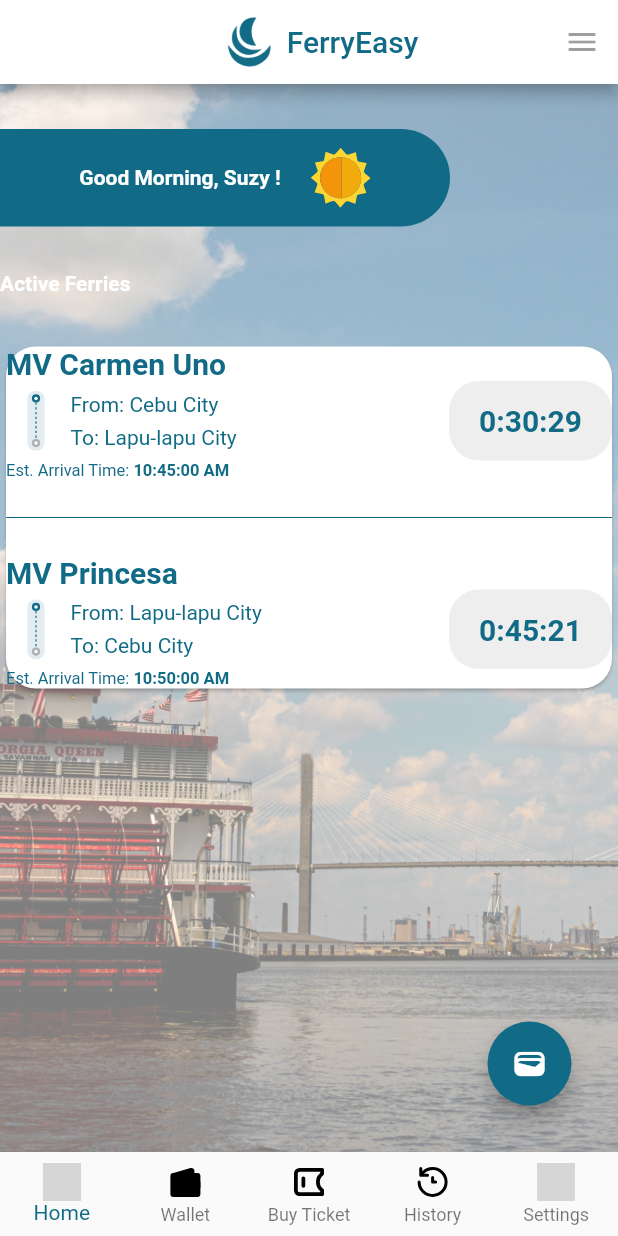
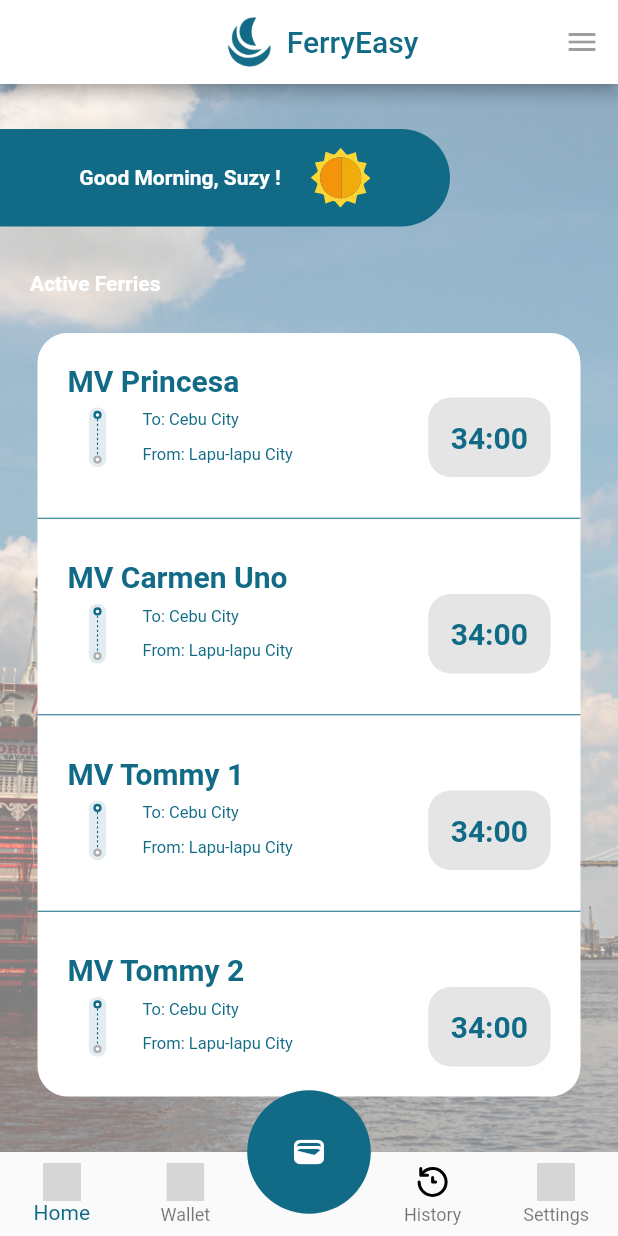
Before and after one commit to reynerbering/ferry_easy_v1_with_router, a Flutter app: the Dashboard screen opened by its route, on a phone screen of 412 x 824 dp. Run offline on Flutter 3.47's test engine with Material 2 defaults, Android fonts, the phone set to English and light mode, and no system bars; our stand-ins replace flutter_native_splash, flutter_svg; Roboto replaces fonts that are missing (Montserrat); grey boxes are pictures that could not be loaded.

Commit message:
refactored navbar, created new dash widgets

```diff
--- a/lib/presentation/screens/dashboard.dart
+++ b/lib/presentation/screens/dashboard.dart
@@ -1,7 +1,9 @@
 import 'package:ferry_easy/src/shared/app_colors.dart';
 import 'package:ferry_easy/src/shared/ui_helpers.dart';
 import 'package:ferry_easy/src/widgets/ferry_easy_background_image.dart';
+import 'package:ferry_easy/src/widgets/ferry_easy_dashboard_divider.dart';
 import 'package:ferry_easy/src/widgets/ferry_easy_greeting_banner.dart';
+import 'package:ferry_easy/src/widgets/ferry_easy_ship_details.dart';
 import 'package:ferry_easy/src/widgets/ferry_easy_text.dart';
 import 'package:flutter_svg/svg.dart';
 
@@ -29,6 +31,7 @@
       opacity: 0.5,
       assetImage: const AssetImage('assets/images/ferryboat.jpg'),
       bgChild: Scaffold(
+        floatingActionButtonLocation: FloatingActionButtonLocation.centerDocked,
         appBar: const PreferredSize(
           preferredSize: Size.fromHeight(kToolbarHeight),
           child: FEAppBar(
@@ -36,55 +39,58 @@
             logo: 'assets/images/ferryeasy-logo-03.png',
           ),
         ),
-        body: Column(
+        body: SingleChildScrollView(
+          physics: const BouncingScrollPhysics(),
+          child: Column(
             crossAxisAlignment: CrossAxisAlignment.start,
             children: [
               verticalSpaceMedium,
               const FEGreetingBanner(name: 'Suzy'),
               verticalSpaceMedium,
-            const FEText.dashTextTitle('Active Ferries'),
-            verticalSpaceMedium,
-            Card(
-              shape: RoundedRectangleBorder(
+              Row(
+                children: const [
+                  horizontalSpaceRegular,
+                  FEText.dashTextTitle('Active Ferries'),
+                ],
+              ),
+              Container(
+                margin: const EdgeInsets.all(25.0),
+                decoration: BoxDecoration(
+                  color: Colors.white,
                   borderRadius: BorderRadius.circular(20.0),
                 ),
                 child: Column(
-                crossAxisAlignment: CrossAxisAlignment.start,
                   children: const [
-                  ShipNameWidget(
-                    shipName: 'MV Carmen Uno',
+                    FEShipDetails(
+                      shipName: 'Princesa',
                     ),
-                  DestinationWidget(
-                    firstLocation: 'From: Cebu City',
-                    secondLocation: 'To: Lapu-lapu City',
-                    countdownTimer: '0:30:29',
+                    FEDivider(),
+                    FEShipDetails(
+                      shipName: 'Carmen Uno',
                     ),
-                  EtaWidget(
-                    estTimeArrival: '10:45:00',
+                    FEDivider(),
+                    FEShipDetails(
+                      shipName: 'Tommy 1',
                     ),
-                  Divider(
-                    color: kcPrimaryColor,
-                    height: 50,
-                  ),
-                  ShipNameWidget(
-                    shipName: 'MV Princesa',
-                  ),
-                  DestinationWidget(
-                    firstLocation: 'From: Lapu-lapu City',
-                    secondLocation: 'To: Cebu City',
-                    countdownTimer: '0:45:21',
-                  ),
-                  EtaWidget(
-                    estTimeArrival: '10:50:00',
+                    FEDivider(),
+                    FEShipDetails(
+                      shipName: 'Tommy 2',
                     ),
                   ],
                 ),
               ),
             ],
           ),
-        bottomNavigationBar: BottomNavigationBar(
+        ),
+        bottomNavigationBar: BottomAppBar(
+          elevation: 0,
+          clipBehavior: Clip.antiAlias,
+          child: BottomNavigationBar(
             type: BottomNavigationBarType.fixed,
             showUnselectedLabels: true,
+            currentIndex: _selectedIndex,
+            selectedItemColor: kcPrimaryColor,
+            onTap: _onItemTapped,
             items: <BottomNavigationBarItem>[
               BottomNavigationBarItem(
                 icon: SvgPicture.asset(
@@ -97,21 +103,16 @@
               ),
               BottomNavigationBarItem(
                 icon: SvgPicture.asset(
-                'assets/icons/wallet-outline.svg',
+                  'assets/icons/wallet-filled.svg',
                   height: 25,
                   width: 25,
                   fit: BoxFit.scaleDown,
                 ),
                 label: 'Wallet',
               ),
-            BottomNavigationBarItem(
-              icon: SvgPicture.asset(
-                'assets/icons/ticket-outline.svg',
-                height: 25,
-                width: 25,
-                fit: BoxFit.scaleDown,
-              ),
-              label: 'Buy Ticket',
+              const BottomNavigationBarItem(
+                icon: Icon(Icons.add, color: Colors.transparent),
+                label: '',
               ),
               BottomNavigationBarItem(
                 icon: SvgPicture.asset(
@@ -132,155 +133,10 @@
                 label: 'Settings',
               ),
             ],
-          currentIndex: _selectedIndex,
-          selectedItemColor: kcPrimaryColor,
-          onTap: _onItemTapped,
-        ),
-        floatingActionButton: Padding(
-          padding: const EdgeInsets.all(15.0),
-          child: FloatingActionButton(
-            backgroundColor: kcPrimaryColor,
-            splashColor: Colors.white,
-            tooltip: 'My Wallet',
-            onPressed: () {},
-            child: const Icon(Icons.wallet),
           ),
         ),
+        floatingActionButton: const FECustomFAB(),
       ),
     );
   }
 }
-
-// ! Ship Name Title widget
-// todo: parse name to actual name e.g. {$shipName}
-class ShipNameWidget extends StatelessWidget {
-  final String shipName;
-  const ShipNameWidget({
-    Key? key,
-    required this.shipName,
-  }) : super(key: key);
-
-  @override
-  Widget build(BuildContext context) {
-    return Row(
-      children: [
-        Text(
-          shipName,
-          style: const TextStyle(
-            color: kcPrimaryColor,
-            fontWeight: FontWeight.bold,
-            fontSize: 20,
-          ),
-        ),
-      ],
-    );
-  }
-}
-
-// ! Destination Title widget
-// todo: parse countdown timer to actual timer name e.g. {$countdownTimer}
-class DestinationWidget extends StatelessWidget {
-  final String firstLocation;
-  final String secondLocation;
-  final String countdownTimer;
-
-  const DestinationWidget({
-    Key? key,
-    required this.firstLocation,
-    required this.secondLocation,
-    required this.countdownTimer,
-  }) : super(key: key);
-
-  @override
-  Widget build(BuildContext context) {
-    return Row(
-      children: [
-        SvgPicture.asset(
-          'assets/icons/arrival.svg',
-          height: 40,
-          width: 40,
-        ),
-        Column(
-          crossAxisAlignment: CrossAxisAlignment.start,
-          children: [
-            Padding(
-              padding: const EdgeInsets.only(bottom: 3.0, left: 3.0),
-              child: Text(
-                firstLocation,
-                style: const TextStyle(color: kcPrimaryColor),
-              ),
-            ),
-            Padding(
-              padding: const EdgeInsets.only(top: 3.0, left: 3.0),
-              child: Text(
-                secondLocation,
-                style: const TextStyle(color: kcPrimaryColor),
-              ),
-            ),
-          ],
-        ),
-        Expanded(
-          child: Row(
-            mainAxisAlignment: MainAxisAlignment.end,
-            children: [
-              Container(
-                padding: const EdgeInsets.fromLTRB(20, 15, 20, 15),
-                decoration: BoxDecoration(
-                  color: Colors.grey[200],
-                  borderRadius: BorderRadius.circular(20.0),
-                ),
-                child: Text(
-                  countdownTimer,
-                  style: const TextStyle(
-                    color: kcPrimaryColor,
-                    fontWeight: FontWeight.bold,
-                    fontSize: 20,
-                  ),
-                ),
-              ),
-            ],
-          ),
-        ),
-      ],
-    );
-  }
-}
-
-// ! Estimated time of arrival widget
-// todo: parse time to actual estTimeOfArrival e.g. {$estTimeArrival}
-
-class EtaWidget extends StatelessWidget {
-  final String estTimeArrival;
-  const EtaWidget({
-    Key? key,
-    required this.estTimeArrival,
-  }) : super(key: key);
-
-  @override
-  Widget build(BuildContext context) {
-    return RichText(
-      text: TextSpan(
-        children: [
-          const TextSpan(
-            text: 'Est. Arrival Time: ',
-            style: TextStyle(
-              color: kcPrimaryColor,
-              fontFamily: 'Montserrat',
-              fontSize: 11,
-              fontWeight: FontWeight.w400,
-            ),
-          ),
-          TextSpan(
-            text: '$estTimeArrival AM',
-            style: const TextStyle(
-              color: kcPrimaryColor,
-              fontFamily: 'Montserrat',
-              fontSize: 11,
-              fontWeight: FontWeight.w700,
-            ),
-          ),
-        ],
-      ),
-    );
-  }
-}
--- a/lib/src/shared/styles.dart
+++ b/lib/src/shared/styles.dart
@@ -1,3 +1,4 @@
+import 'package:ferry_easy/src/shared/app_colors.dart';
 import 'package:flutter/material.dart';
 
 // Text styles
@@ -20,24 +21,29 @@
   fontWeight: FontWeight.w600,
 );
 const TextStyle dashFerryName = TextStyle(
-  fontSize: 16,
+  fontSize: 20,
   fontWeight: FontWeight.w700,
+  color: kcPrimaryColor,
 );
 const TextStyle dashDestination = TextStyle(
   fontSize: 13,
   fontWeight: FontWeight.w400,
+  color: kcPrimaryColor,
 );
 const TextStyle dashEta = TextStyle(
   fontSize: 11,
   fontWeight: FontWeight.w400,
+  color: kcPrimaryColor,
 );
 const TextStyle dashEtaTime = TextStyle(
   fontSize: 11,
   fontWeight: FontWeight.w600,
+  color: kcPrimaryColor,
 );
 const TextStyle dashCdTimer = TextStyle(
   fontSize: 20,
   fontWeight: FontWeight.w600,
+  color: kcPrimaryColor,
 );
 
 // Side Bar
--- /dev/null
+++ b/lib/src/widgets/ferry_easy_dashboard_divider.dart
@@ -0,0 +1,31 @@
+import 'package:ferry_easy/src/shared/app_colors.dart';
+import 'package:ferry_easy/src/shared/ui_helpers.dart';
+import 'package:flutter/material.dart';
+
+class FECustomFAB extends StatelessWidget {
+  final void Function()? onTap;
+
+  const FECustomFAB({super.key, this.onTap});
+
+  @override
+  Widget build(BuildContext context) {
+    return SizedBox(
+      width: displayWidth(context) * 0.2,
+      height: displayWidth(context) * 0.2,
+      child: RawMaterialButton(
+        fillColor: kcPrimaryColor,
+        shape: const CircleBorder(),
+        elevation: 0.0,
+        onPressed: onTap,
+        child: const SizedBox.expand(
+          child: SizedBox(
+            child: Icon(
+              Icons.wallet,
+              color: Colors.white,
+            ),
+          ),
+        ),
+      ),
+    );
+  }
+}
--- /dev/null
+++ b/lib/src/widgets/ferry_easy_ship_details.dart
@@ -0,0 +1,79 @@
+import 'package:ferry_easy/src/shared/app_colors.dart';
+import 'package:ferry_easy/src/shared/ui_helpers.dart';
+import 'package:ferry_easy/src/widgets/ferry_easy_text.dart';
+import 'package:flutter_svg/flutter_svg.dart';
+
+class FEShipDetails extends StatelessWidget {
+  final String shipName;
+
+  const FEShipDetails({
+    super.key,
+    required this.shipName,
+  });
+
+  @override
+  Widget build(BuildContext context) {
+    return Container(
+      margin: const EdgeInsets.all(20.0),
+      child: Column(
+        crossAxisAlignment: CrossAxisAlignment.start,
+        children: [
+          Row(
+            children: [
+              FEText.dashFerryName(
+                'MV $shipName',
+              )
+            ],
+          ),
+          Row(
+            children: [
+              SvgPicture.asset(
+                'assets/icons/arrival.svg',
+                height: 40,
+                width: 40,
+              ),
+              horizontalSpaceSmall,
+              Column(
+                crossAxisAlignment: CrossAxisAlignment.start,
+                children: const [
+                  FEText.dashEta('To: Cebu City'),
+                  verticalSpaceSmall,
+                  FEText.dashEta('From: Lapu-lapu City'),
+                ],
+              ),
+              Expanded(
+                child: Row(
+                  mainAxisAlignment: MainAxisAlignment.end,
+                  children: [
+                    Container(
+                      padding: const EdgeInsets.all(15.0),
+                      decoration: BoxDecoration(
+                        color: kcLightGrayColor,
+                        borderRadius: BorderRadius.circular(15.0),
+                      ),
+                      child: const FEText.dashCdTimer('34:00'),
+                    ),
+                  ],
+                ),
+              ),
+            ],
+          ),
+        ],
+      ),
+    );
+  }
+}
+
+class FEDivider extends StatelessWidget {
+  const FEDivider({
+    super.key,
+  });
+
+  @override
+  Widget build(BuildContext context) {
+    return const Divider(
+      color: kcPrimaryColor,
+      height: 15,
+    );
+  }
+}
```
Also changed, not shown: lib/main.dart (+0 -22 lines), assets/icons/wallet-outline.svg. Lines whose indentation alone changed are shown as unchanged.
